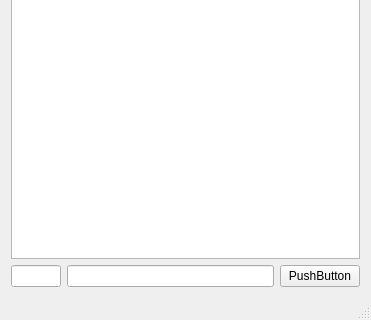
Before: the Qt Designer form QServer/qserver.ui in 0TheFox0/Qt-IPC-Server-Client, drawn with Qt 5; both pictures show x 0 to 371 and y 143 to 463 of the 371 by 463 pixel window.
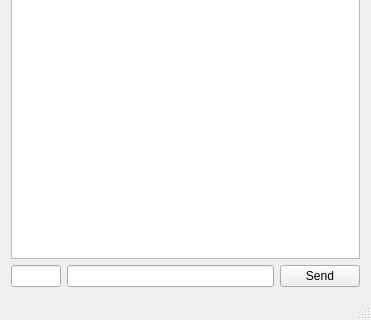
After: the same form once the commit is applied.

```diff
--- a/QServer/qserver.ui
+++ b/QServer/qserver.ui
@@ -34,7 +34,7 @@
     <item row="1" column="2">
      <widget class="QPushButton" name="pushButton">
       <property name="text">
-       <string>PushButton</string>
+       <string>Send</string>
       </property>
      </widget>
     </item>
```
Left out of the diff: 14 changed lines with no effect on the pictures.
